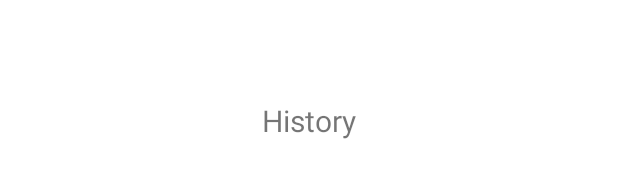
After one commit to Capa03/InfraFix, an Android app: the layout fragment_history.xml on its own in the app's theme, with its tools: preview values and no code run, on a phone screen of 412 x 824 dp. The commit adds this screen. Shown: the part 498-676 px from the top of the screen. Run offline under Robolectric (Android 15) with nearby library versions, the phone set to English and light mode, and no system bars.

Commit message:
BottomNavBar Implemention and Blank Fragments

```diff
--- a/app/src/main/AndroidManifest.xml
+++ b/app/src/main/AndroidManifest.xml
@@ -15,6 +15,7 @@
         <activity
             android:name=".MainActivity"
             android:exported="true">
+
             <intent-filter>
                 <action android:name="android.intent.action.MAIN" />
 
--- /dev/null
+++ b/app/src/main/res/drawable/ic_baseline_camera_alt_24.xml
@@ -0,0 +1,6 @@
+<vector android:height="24dp" android:tint="#000000"
+    android:viewportHeight="24" android:viewportWidth="24"
+    android:width="24dp" xmlns:android="http://schemas.android.com/apk/res/android">
+    <path android:fillColor="@android:color/white" android:pathData="M12,12m-3.2,0a3.2,3.2 0,1 1,6.4 0a3.2,3.2 0,1 1,-6.4 0"/>
+    <path android:fillColor="@android:color/white" android:pathData="M9,2L7.17,4L4,4c-1.1,0 -2,0.9 -2,2v12c0,1.1 0.9,2 2,2h16c1.1,0 2,-0.9 2,-2L22,6c0,-1.1 -0.9,-2 -2,-2h-3.17L15,2L9,2zM12,17c-2.76,0 -5,-2.24 -5,-5s2.24,-5 5,-5 5,2.24 5,5 -2.24,5 -5,5z"/>
+</vector>
--- /dev/null
+++ b/app/src/main/res/drawable/ic_baseline_history_24.xml
@@ -0,0 +1,5 @@
+<vector android:height="24dp" android:tint="#000000"
+    android:viewportHeight="24" android:viewportWidth="24"
+    android:width="24dp" xmlns:android="http://schemas.android.com/apk/res/android">
+    <path android:fillColor="@android:color/white" android:pathData="M13,3c-4.97,0 -9,4.03 -9,9L1,12l3.89,3.89 0.07,0.14L9,12L6,12c0,-3.87 3.13,-7 7,-7s7,3.13 7,7 -3.13,7 -7,7c-1.93,0 -3.68,-0.79 -4.94,-2.06l-1.42,1.42C8.27,19.99 10.51,21 13,21c4.97,0 9,-4.03 9,-9s-4.03,-9 -9,-9zM12,8v5l4.28,2.54 0.72,-1.21 -3.5,-2.08L13.5,8L12,8z"/>
+</vector>
--- /dev/null
+++ b/app/src/main/res/layout/fragment_history.xml
@@ -0,0 +1,20 @@
+<?xml version="1.0" encoding="utf-8"?>
+<androidx.constraintlayout.widget.ConstraintLayout xmlns:android="http://schemas.android.com/apk/res/android"
+    xmlns:app="http://schemas.android.com/apk/res-auto"
+    xmlns:tools="http://schemas.android.com/tools"
+    android:id="@+id/frameLayout"
+    android:layout_width="match_parent"
+    android:layout_height="match_parent"
+    tools:context=".HistoryFragment">
+
+    <TextView
+        android:id="@+id/textView3"
+        android:layout_width="wrap_content"
+        android:layout_height="wrap_content"
+        android:text="History"
+        android:textSize="20sp"
+        app:layout_constraintBottom_toBottomOf="parent"
+        app:layout_constraintEnd_toEndOf="parent"
+        app:layout_constraintStart_toStartOf="parent"
+        app:layout_constraintTop_toTopOf="parent" />
+</androidx.constraintlayout.widget.ConstraintLayout>
--- a/app/src/main/res/values/colors.xml
+++ b/app/src/main/res/values/colors.xml
@@ -1,7 +1,7 @@
 <?xml version="1.0" encoding="utf-8"?>
 <resources>
     <color name="purple_200">#FFBB86FC</color>
-    <color name="purple_500">#FF6200EE</color>
+    <color name="purple_500">#03A9F4</color>
     <color name="purple_700">#FF3700B3</color>
     <color name="teal_200">#FF03DAC5</color>
     <color name="teal_700">#FF018786</color>
--- a/app/src/main/res/values/strings.xml
+++ b/app/src/main/res/values/strings.xml
@@ -1,3 +1,5 @@
 <resources>
     <string name="app_name">InfraFix</string>
+    <!-- TODO: Remove or change this placeholder text -->
+    <string name="hello_blank_fragment">Hello blank fragment</string>
 </resources>
```
Also changed, not shown: app/build.gradle (deleted, +0 -39 lines), app/src/main/java/com/capa/infrafix/CameraFragment.java (added, +64 -0 lines), app/src/main/java/com/capa/infrafix/HistoryFragment.java (added, +64 -0 lines), app/src/main/java/com/capa/infrafix/MainActivity.java (+17 -1 lines), app/src/main/res/layout/activity_main.xml (+16 -5 lines), app/src/main/res/layout/fragment_camera.xml (added, +19 -0 lines), app/src/main/res/menu/bottom_menu.xml (added, +13 -0 lines), app/src/main/res/navigation/nav_graph.xml (added, +18 -0 lines), 1 other file.
